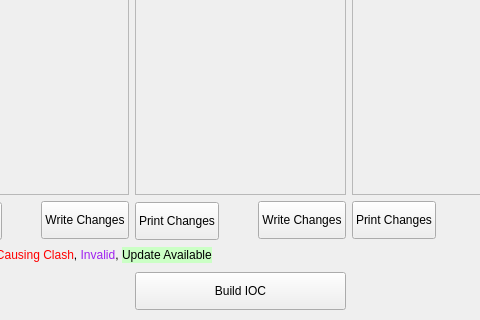
Above: src/dls_dependency_tree/dependency_checker.ui from DiamondLightSource/dls-dependency-tree before the change; both pictures show x 93 to 573 and y 374 to 694 of the 702 by 694 pixel window. Below: the same form after it.
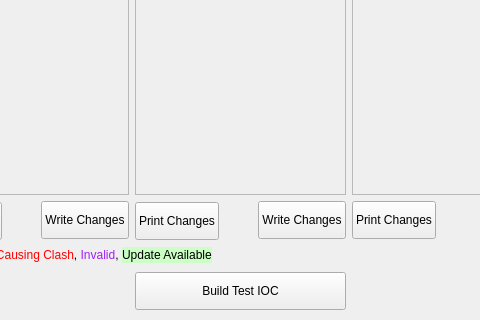
That is the form after the change.

Commit message: Build IOC button now builds into /tmp/tmpiocs for safer testing

What changed in the file:
```diff
--- a/src/dls_dependency_tree/dependency_checker.ui
+++ b/src/dls_dependency_tree/dependency_checker.ui
@@ -30,7 +30,7 @@
          </size>
         </property>
         <property name="text">
-         <string>Build IOC</string>
+         <string>Build Test IOC</string>
         </property>
        </widget>
       </item>
```
The commit also changes 4 other files.
